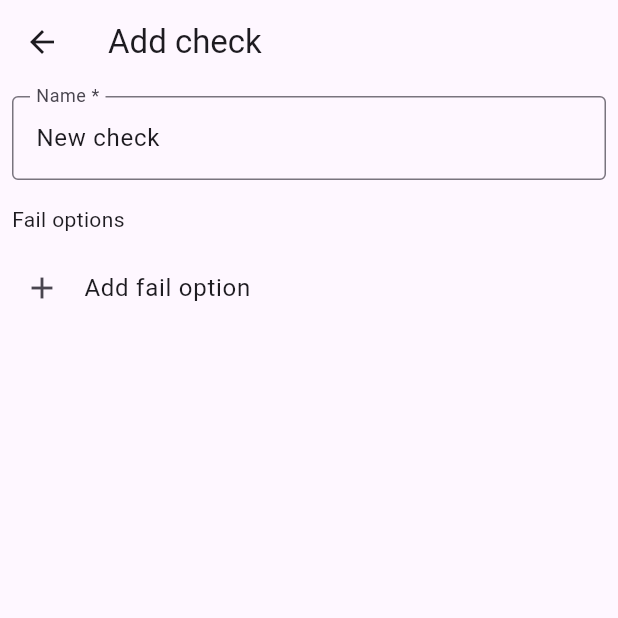
After one commit to GabPSS/ziphycheck, a Flutter app: the CheckEditorPage screen opened directly, on a phone screen of 412 x 824 dp, the top half of it. The commit adds this screen. Run offline on Flutter 3.47's test engine with Material 2 defaults, Android fonts, the phone set to English and light mode, and no system bars; drawn by our look-alikes of dynamic_color; our stand-ins replace date_field, file_picker, share_plus, sqflite; accounts and stored records are empty.

Commit message:
Checks UI ported

```diff
--- a/lib/models/check.dart
+++ b/lib/models/check.dart
@@ -6,9 +6,9 @@ part 'check.g.dart';
 @JsonSerializable()
 class Check extends IdentifiableObject {
   String name;
-  List<String> failOptions;
+  List<String> failOptions = List.empty(growable: true);
 
-  Check({super.id = -1, required this.name, required this.failOptions});
+  Check({super.id = -1, this.name = "New check"});
 
   factory Check.fromJson(Map<String, dynamic> json) => _$CheckFromJson(json);
   Map<String, dynamic> toJson() => _$CheckToJson(this);
--- /dev/null
+++ b/lib/ui/main_checks/check_editor_page.dart
@@ -0,0 +1,174 @@
+import 'package:checkup_app/data/data_master.dart';
+import 'package:checkup_app/models/check.dart';
+
+import 'package:flutter/material.dart';
+import 'package:provider/provider.dart';
+
+class CheckEditorPage extends StatefulWidget {
+  final bool isAdding;
+  final Check? check;
+  final Function()? onUpdate;
+
+  const CheckEditorPage(
+      {super.key, this.isAdding = false, this.check, this.onUpdate});
+
+  @override
+  State<CheckEditorPage> createState() => _CheckEditorPageState();
+}
+
+class _CheckEditorPageState extends State<CheckEditorPage> {
+  late Check check;
+  bool isAdding = false;
+  var formKey = GlobalKey<FormState>();
+
+  @override
+  void initState() {
+    if (widget.check == null || widget.isAdding) {
+      isAdding = true;
+      check = Check();
+    } else {
+      assert(widget.check != null);
+      check = widget.check!;
+    }
+    super.initState();
+  }
+
+  @override
+  Widget build(BuildContext context) {
+    var listWidgets = <Widget>[
+      Padding(
+        padding: const EdgeInsets.all(8.0),
+        child: TextFormField(
+          decoration: const InputDecoration(
+            border: OutlineInputBorder(),
+            labelText: 'Name *',
+          ),
+          initialValue: check.name,
+          onChanged: (value) {
+            if (formKey.currentState!.validate()) {
+              check.name = value.trim();
+              update();
+            }
+          },
+          validator: (value) {
+            if (value?.trim().isEmpty ?? true) {
+              return "* Required";
+            }
+            return null;
+          },
+        ),
+      ),
+      // Padding(
+      //   padding: const EdgeInsets.all(8.0),
+      //   child: TextFormField(
+      //     decoration: const InputDecoration(
+      //       border: OutlineInputBorder(),
+      //       labelText: 'Answer prompt',
+      //       hintText: '% {has|have} display issues',
+      //       helperText:
+      //           "'%' = Objects that match, '{x|y}' = singular/plural text",
+      //     ),
+      //     initialValue: check.isAnswerPromptEmpty ? "" : check.answerPrompt,
+      //     onChanged: (value) {
+      //       if (formKey.currentState!.validate()) {
+      //         check.answerPrompt = value.trim();
+      //         update();
+      //       }
+      //     },
+      //     validator: (value) {
+      //       if ((value != null && (value.trim().isNotEmpty)) &&
+      //           !check.isAnswerPromptEmpty) {
+      //         if (!value.contains('%')) {
+      //           return "Add at least one '%' character";
+      //         }
+      //       }
+
+      //       return null;
+      //     },
+      //   ),
+      // ),
+      const Padding(
+        padding: EdgeInsets.all(8.0),
+        child: Text('Fail options'),
+      )
+    ].toList(growable: true);
+
+    for (var i = 0; i < check.failOptions.length; i++) {
+      listWidgets.add(ListTile(
+        title: TextFormField(
+          decoration: const InputDecoration(
+              hintText: '% {has|that have} some ghosting'),
+          initialValue: check.failOptions[i],
+          onChanged: (value) {
+            check.failOptions[i] = value;
+          },
+        ),
+        trailing: IconButton(
+          onPressed: () => setState(() => check.failOptions.removeAt(i)),
+          icon: const Icon(Icons.delete),
+        ),
+      ));
+    }
+
+    listWidgets.add(ListTile(
+      leading: const Icon(Icons.add),
+      title: const Text('Add fail option'),
+      onTap: () {
+        setState(() {
+          check.failOptions.add('');
+        });
+      },
+    ));
+
+    return Scaffold(
+      appBar: AppBar(
+        leading: IconButton(
+            onPressed: () {
+              if (formKey.currentState!.validate()) {
+                Navigator.pop(context);
+                var dm = Provider.of<DataMaster>(context, listen: false);
+                if (isAdding) {
+                  dm.addObject(check);
+                } else {
+                  dm.update();
+                }
+              } else {
+                showDialog(
+                  context: context,
+                  builder: (context) => AlertDialog(
+                    title: const Text('Discard changes?'),
+                    content: const Text(
+                        'Closing will discard changes to this task due to invalid inputs'),
+                    actions: [
+                      TextButton(
+                          onPressed: () {
+                            Navigator.pop(context);
+                          },
+                          child: const Text('Cancel')),
+                      TextButton(
+                          onPressed: () {
+                            Navigator.pop(context);
+                            Navigator.pop(context);
+                          },
+                          child: const Text('Discard'))
+                    ],
+                  ),
+                );
+              }
+            },
+            icon: const Icon(Icons.arrow_back)),
+        title: Text(isAdding ? 'Add check' : 'Edit check'),
+      ),
+      body: Form(
+        key: formKey,
+        child: ListView(
+          children: listWidgets,
+        ),
+      ),
+    );
+  }
+
+  void update() {
+    if (widget.onUpdate != null) widget.onUpdate!();
+  }
+}
```
Also changed, not shown: lib/ui/home_page.dart (+7 -5 lines), lib/ui/main_checks/main_checks_page.dart (added, +92 -0 lines), lib/models/check.g.dart.
